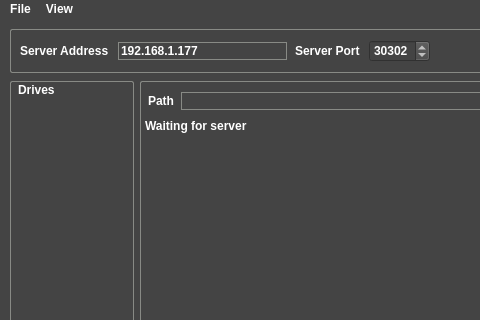
Old version of the form ApolloExplorerPC/mainwindow.ui in the repository ronybeck/ApolloExplorer; both pictures show x 0 to 480 and y 0 to 320 of the 774 by 430 pixel window.
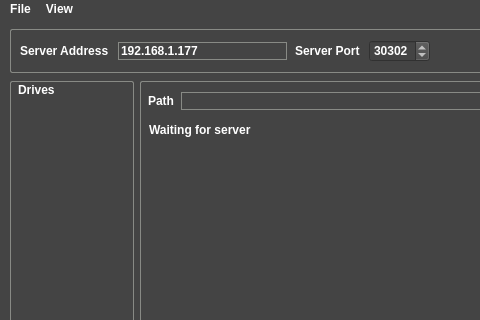
New version of the form. Icons and pictures are not drawn.

Commit message: - Fixed memory leak on volume listing server side - Added automatic refreshing of the volume list - Fixed disconnect that happens when the connection is very busy - Added disk usage display - Work around for drag-and-drop of large files.  Now the user will be able to switch automaticaly to "download mode" when large files are dropped to the desktop.

```diff
--- a/ApolloExplorerPC/mainwindow.ui
+++ b/ApolloExplorerPC/mainwindow.ui
@@ -69,6 +69,12 @@
 	background-color: #444444;
 }
 
+QListView
+{
+	margin: 2px;
+	padding: 2px;
+}
+
 QHeaderView::section
 {
 	margin: 2px;
```
Left out of the diff: 2 changed lines with no effect on the pictures. The commit also changes 37 other files.
